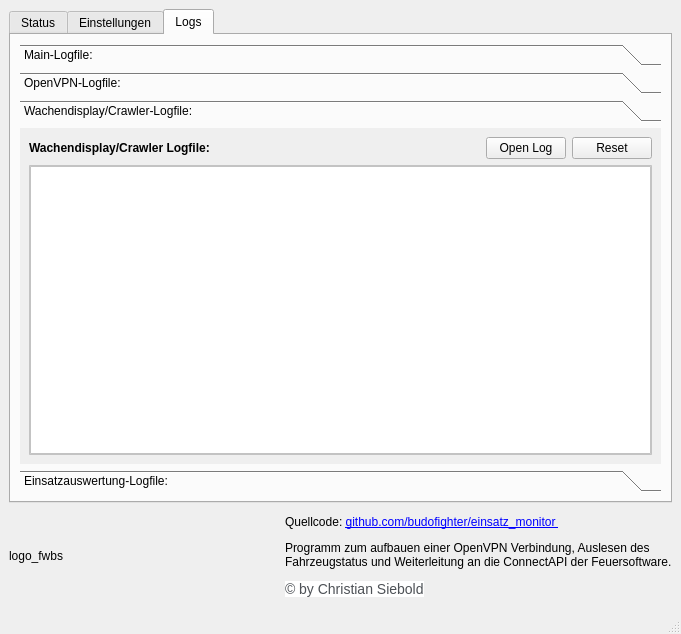
This is ui/new/mainwindow.ui in budofighter/einsatz_monitor as Qt 5 draws it before an edit. The edited form follows.
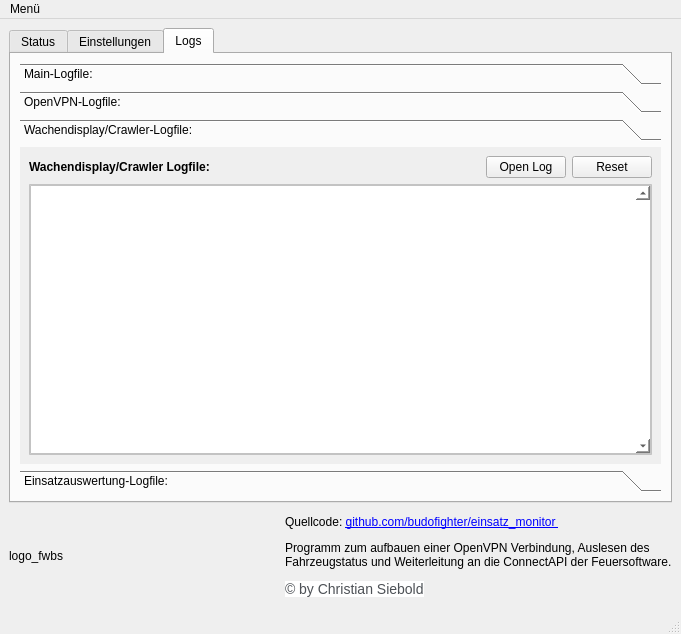
This is the edited form. The open tabs and pages were chosen to show the change.

The edit to the form file:
```diff
--- a/ui/new/mainwindow.ui
+++ b/ui/new/mainwindow.ui
@@ -2583,8 +2583,8 @@
             <rect>
              <x>0</x>
              <y>0</y>
-             <width>632</width>
-             <height>306</height>
+             <width>361</width>
+             <height>123</height>
             </rect>
            </property>
            <attribute name="label">
@@ -2630,6 +2630,12 @@
                 <property name="styleSheet">
                  <string notr="true">background-color: white;border: 2px solid #a0a0a0a0;</string>
                 </property>
+                <property name="verticalScrollBarPolicy">
+                 <enum>Qt::ScrollBarAlwaysOn</enum>
+                </property>
+                <property name="horizontalScrollBarPolicy">
+                 <enum>Qt::ScrollBarAsNeeded</enum>
+                </property>
                 <property name="autoFormatting">
                  <set>QTextEdit::AutoNone</set>
                 </property>
@@ -2721,6 +2727,12 @@
      <verstretch>0</verstretch>
     </sizepolicy>
    </property>
+   <widget class="QMenu" name="menu">
+    <property name="title">
+     <string>Menü</string>
+    </property>
+   </widget>
+   <addaction name="menu"/>
   </widget>
  </widget>
  <resources/>
```
Left out of the diff: 44 changed lines with no effect on the pictures.
